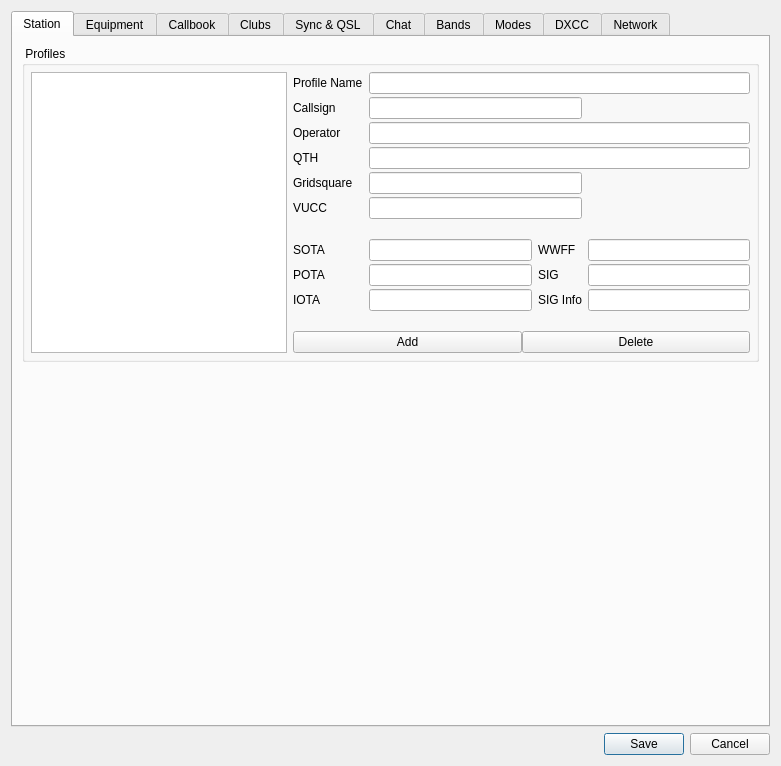
k5mcd/QLog, file ui/SettingsDialog.ui: the form before one commit.
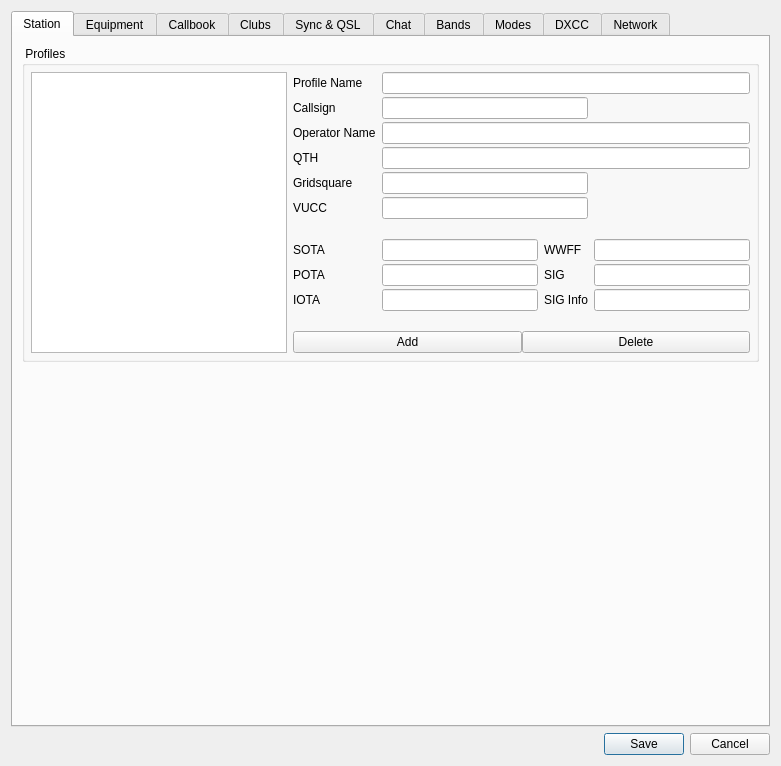
The form after the commit. Icons and pictures are not drawn.

Commit message: Fixed #252 - QSO Detail Operator Name containes an incorrect value

Patch:
```diff
--- a/ui/SettingsDialog.ui
+++ b/ui/SettingsDialog.ui
@@ -115,7 +115,7 @@
           <item row="2" column="1">
            <widget class="QLabel" name="stationOperatorLabel">
             <property name="text">
-             <string>Operator</string>
+             <string>Operator Name</string>
             </property>
            </widget>
           </item>
```
The commit also changes 1 other file.
